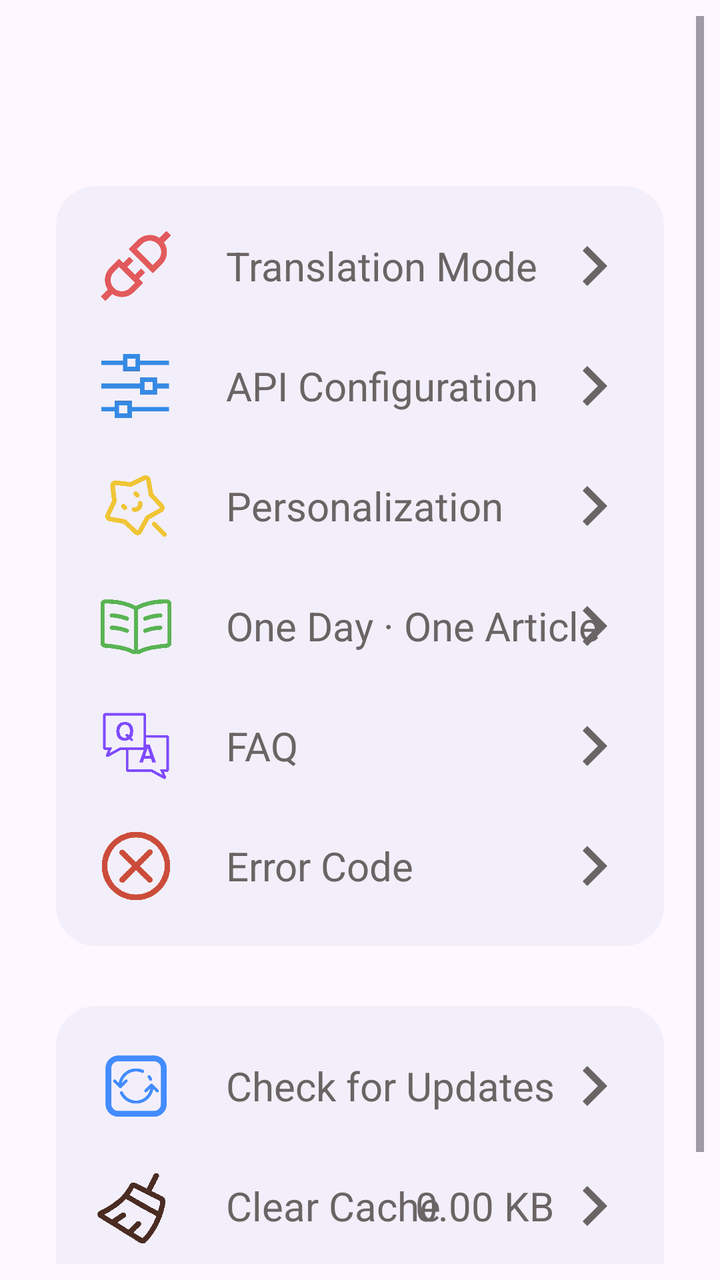
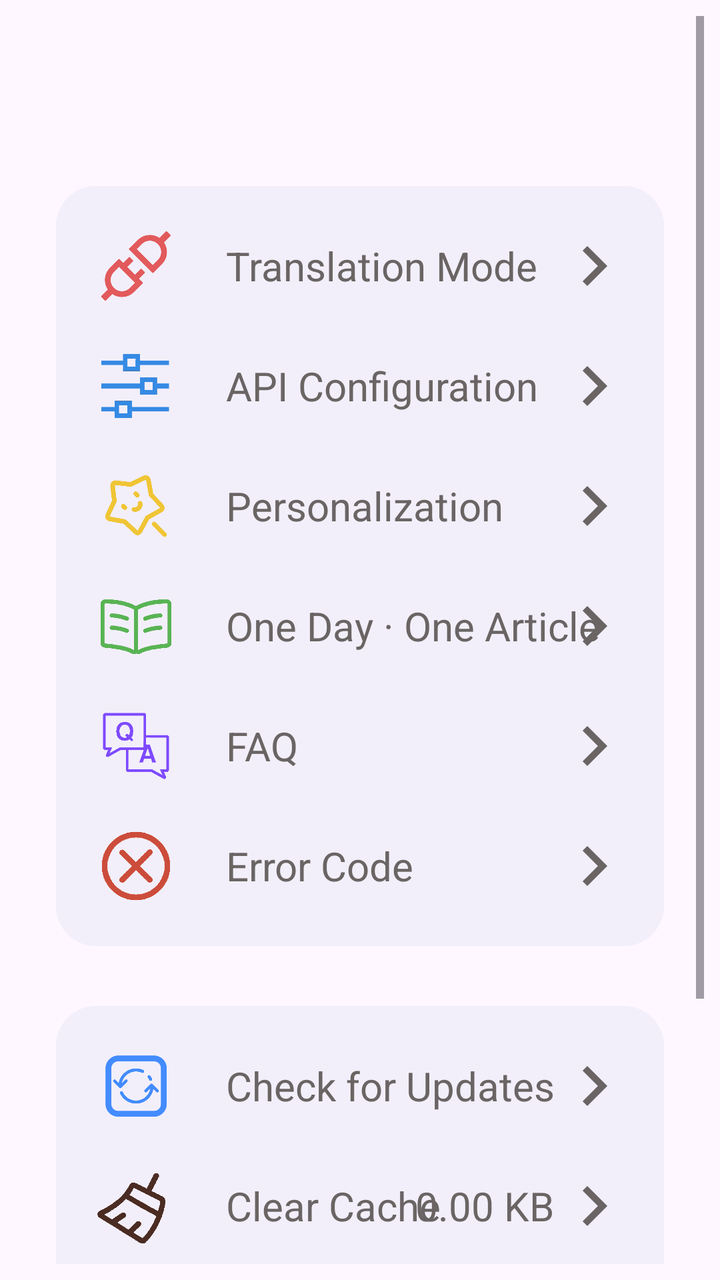

An Android layout rendered at two revisions. The XML below is the earlier revision; the diff shows what the commit changed to produce the second picture.
<!-- AndroidManifest.xml: application theme Theme.MT -->
<!-- res/layout/fragment_about_me.xml -->
<?xml version="1.0" encoding="utf-8"?>
<ScrollView xmlns:android="http://schemas.android.com/apk/res/android"
    xmlns:app="http://schemas.android.com/apk/res-auto"
    xmlns:tools="http://schemas.android.com/tools"
    android:id="@+id/constrainLayout"
    android:layout_width="match_parent"
    android:layout_height="match_parent"
    android:padding="8dp"
    tools:context=".me.AboutMe" >

    <androidx.constraintlayout.widget.ConstraintLayout
        android:layout_width="match_parent"
        android:layout_height="wrap_content"
        app:layout_constraintBottom_toBottomOf="parent"
        app:layout_constraintEnd_toEndOf="parent"
        app:layout_constraintStart_toStartOf="parent"
        app:layout_constraintTop_toTopOf="parent">

        <LinearLayout
            android:id="@+id/lin1"
            android:layout_width="match_parent"
            android:layout_height="wrap_content"
            android:layout_marginStart="20dp"
            android:layout_marginTop="85dp"
            android:layout_marginEnd="20dp"
            android:background="@drawable/setting_shape"
            android:orientation="vertical"
            android:padding="15dp"
            app:layout_constraintEnd_toEndOf="parent"
            app:layout_constraintStart_toStartOf="parent"
            app:layout_constraintTop_toTopOf="parent">

            <RelativeLayout
                android:background="?attr/selectableItemBackground"
                android:clickable="true"
                android:id="@+id/translate_mode_btn"
                android:layout_width="match_parent"
                android:layout_height="wrap_content">

                <ImageView
                    android:id="@+id/apiselect"
                    android:layout_width="50dp"
                    android:layout_height="50dp"
                    android:src="@drawable/apiicon" />

                <TextView
                    android:layout_width="wrap_content"
                    android:layout_height="wrap_content"
                    android:layout_centerVertical="true"
                    android:layout_marginStart="20dp"
                    android:layout_toEndOf="@id/apiselect"
                    android:text="@string/translation_mode"
                    android:textColor="#6A6464"
                    android:textSize="20sp" />

                <ImageView
                    android:layout_width="40dp"
                    android:layout_height="40dp"
                    android:layout_alignParentEnd="true"
                    android:layout_centerVertical="true"
                    android:src="@drawable/righticon" />
            </RelativeLayout>

            <RelativeLayout
                android:background="?attr/selectableItemBackground"
                android:clickable="true"
                android:id="@+id/api_config_btn"
                android:layout_width="match_parent"
                android:layout_height="wrap_content"
                android:layout_marginTop="10dp">

                <ImageView
                    android:id="@+id/apiset"
                    android:layout_width="50dp"
                    android:layout_height="50dp"
                    android:src="@drawable/apiset" />

                <TextView
                    android:layout_width="wrap_content"
                    android:layout_height="wrap_content"
                    android:layout_centerVertical="true"
                    android:layout_marginStart="20dp"
                    android:layout_toEndOf="@id/apiset"
                    android:text="@string/api_configuration"
                    android:textColor="#6A6464"
                    android:textSize="20sp" />

                <ImageView
                    android:layout_width="40dp"
                    android:layout_height="40dp"
                    android:layout_alignParentEnd="true"
                    android:layout_centerVertical="true"
                    android:src="@drawable/righticon" />
            </RelativeLayout>

            <RelativeLayout
                android:background="?attr/selectableItemBackground"
                android:clickable="true"
                android:id="@+id/personalization_btn"
                android:layout_width="match_parent"
                android:layout_height="wrap_content"
                android:layout_marginTop="10dp">

                <ImageView
                    android:id="@+id/themeset"
                    android:layout_width="50dp"
                    android:layout_height="50dp"
                    android:src="@drawable/personalization" />

                <TextView
                    android:layout_width="wrap_content"
                    android:layout_height="wrap_content"
                    android:layout_centerVertical="true"
                    android:layout_marginStart="20dp"
                    android:layout_toEndOf="@id/themeset"
                    android:text="@string/personalization_setting"
                    android:textColor="#6A6464"
                    android:textSize="20sp" />

                <ImageView
                    android:layout_width="40dp"
                    android:layout_height="40dp"
                    android:layout_alignParentEnd="true"
                    android:layout_centerVertical="true"
                    android:src="@drawable/righticon" />
            </RelativeLayout>

            <RelativeLayout
                android:background="?attr/selectableItemBackground"
                android:clickable="true"
                android:id="@+id/read_btn"
                android:layout_width="match_parent"
                android:layout_height="wrap_content"
                android:layout_marginTop="10dp">

                <ImageView
                    android:id="@+id/read"
                    android:layout_width="50dp"
                    android:layout_height="50dp"
                    android:src="@drawable/read" />

                <TextView
                    android:layout_width="wrap_content"
                    android:layout_height="wrap_content"
                    android:layout_centerVertical="true"
                    android:layout_marginStart="20dp"
                    android:layout_toEndOf="@id/read"
                    android:text="@string/article_page"
                    android:textColor="#6A6464"
                    android:textSize="20sp" />

                <ImageView
                    android:layout_width="40dp"
                    android:layout_height="40dp"
                    android:layout_alignParentEnd="true"
                    android:layout_centerVertical="true"
                    android:src="@drawable/righticon" />
            </RelativeLayout>

            <RelativeLayout
                android:background="?attr/selectableItemBackground"
                android:clickable="true"
                android:id="@+id/faq_btn"
                android:layout_width="match_parent"
                android:layout_height="wrap_content"
                android:layout_marginTop="10dp">

                <ImageView
                    android:id="@+id/faq"
                    android:layout_width="50dp"
                    android:layout_height="50dp"
                    android:src="@drawable/faq" />

                <TextView
                    android:layout_width="wrap_content"
                    android:layout_height="wrap_content"
                    android:layout_centerVertical="true"
                    android:layout_marginStart="20dp"
                    android:layout_toEndOf="@id/faq"
                    android:text="@string/faq_title"
                    android:textColor="#6A6464"
                    android:textSize="20sp" />

                <ImageView
                    android:layout_width="40dp"
                    android:layout_height="40dp"
                    android:layout_alignParentEnd="true"
                    android:layout_centerVertical="true"
                    android:src="@drawable/righticon" />
            </RelativeLayout>

            <RelativeLayout
                android:background="?attr/selectableItemBackground"
                android:clickable="true"
                android:id="@+id/error_code_btn"
                android:layout_width="match_parent"
                android:layout_height="wrap_content"
                android:layout_marginTop="10dp">

                <ImageView
                    android:id="@+id/errcode"
                    android:layout_width="50dp"
                    android:layout_height="50dp"
                    android:src="@drawable/errorcode" />

                <TextView
                    android:layout_width="wrap_content"
                    android:layout_height="wrap_content"
                    android:layout_centerVertical="true"
                    android:layout_marginStart="20dp"
                    android:layout_toEndOf="@id/errcode"
                    android:text="@string/error_code"
                    android:textColor="#6A6464"
                    android:textSize="20sp" />

                <ImageView
                    android:layout_width="40dp"
                    android:layout_height="40dp"
                    android:layout_alignParentEnd="true"
                    android:layout_centerVertical="true"
                    android:src="@drawable/righticon" />
            </RelativeLayout>
        </LinearLayout>

        <LinearLayout
            android:layout_width="match_parent"
            android:layout_height="wrap_content"
            android:layout_marginStart="20dp"
            android:layout_marginTop="30dp"
            android:layout_marginEnd="20dp"
            android:background="@drawable/setting_shape"
            android:orientation="vertical"
            android:padding="15dp"
            app:layout_constraintEnd_toEndOf="parent"
            app:layout_constraintStart_toStartOf="parent"
            app:layout_constraintTop_toBottomOf="@+id/lin1">

            <RelativeLayout
                android:background="?attr/selectableItemBackground"
                android:clickable="true"
                android:id="@+id/update_btn"
                android:layout_width="match_parent"
                android:layout_height="wrap_content">

                <ImageView
                    android:id="@+id/update"
                    android:layout_width="50dp"
                    android:layout_height="50dp"
                    android:src="@drawable/update"/>

                <TextView
                    android:layout_width="wrap_content"
                    android:layout_height="wrap_content"
                    android:layout_centerVertical="true"
                    android:layout_marginStart="20dp"
                    android:layout_toEndOf="@id/update"
                    android:text="@string/check_update"
                    android:textColor="#6A6464"
                    android:textSize="20sp"/>

                <ImageView
                    android:layout_width="40dp"
                    android:layout_height="40dp"
                    android:layout_alignParentEnd="true"
                    android:layout_centerVertical="true"
                    android:src="@drawable/righticon"/>
            </RelativeLayout>

            <RelativeLayout
                android:background="?attr/selectableItemBackground"
                android:clickable="true"
                android:id="@+id/clean_btn"
                android:layout_width="match_parent"
                android:layout_height="wrap_content"
                android:layout_marginTop="10dp">

                <ImageView
                    android:id="@+id/clean"
                    android:layout_width="50dp"
                    android:layout_height="50dp"
                    android:src="@drawable/clean" />

                <TextView
                    android:layout_width="wrap_content"
                    android:layout_height="wrap_content"
                    android:layout_centerVertical="true"
                    android:layout_marginStart="20dp"
                    android:layout_toEndOf="@id/clean"
                    android:text="@string/clear_cache"
                    android:textColor="#6A6464"
                    android:textSize="20sp" />

                <TextView
                    android:id="@+id/cachesize"
                    android:layout_width="wrap_content"
                    android:layout_height="wrap_content"
                    android:layout_centerVertical="true"
                    android:layout_toStartOf="@id/cleanpic"
                    android:text="0.00 KB"
                    android:textColor="#6A6464"
                    android:textSize="20sp" />

                <ImageView
                    android:id="@+id/cleanpic"
                    android:layout_width="40dp"
                    android:layout_height="40dp"
                    android:layout_alignParentEnd="true"
                    android:layout_centerVertical="true"
                    android:src="@drawable/righticon" />
            </RelativeLayout>

            <RelativeLayout
                android:background="?attr/selectableItemBackground"
                android:clickable="true"
                android:id="@+id/developer_btn"
                android:layout_width="match_parent"
                android:layout_height="wrap_content"
                android:layout_marginTop="10dp">

                <ImageView
                    android:id="@+id/developer"
                    android:layout_width="50dp"
                    android:layout_height="50dp"
                    android:src="@drawable/develop"/>

                <TextView
                    android:layout_width="wrap_content"
                    android:layout_height="wrap_content"
                    android:layout_centerVertical="true"
                    android:layout_marginStart="20dp"
                    android:layout_toEndOf="@id/developer"
                    android:text="@string/about_page"
                    android:textColor="#6A6464"
                    android:textSize="20sp"/>

                <ImageView
                    android:layout_width="40dp"
                    android:layout_height="40dp"
                    android:layout_alignParentEnd="true"
                    android:layout_centerVertical="true"
                    android:src="@drawable/righticon"/>
            </RelativeLayout>
        </LinearLayout>

    </androidx.constraintlayout.widget.ConstraintLayout>

</ScrollView>
<!-- resources referenced by this layout -->
<resources>
  <!-- drawable apiicon: png bitmap (drawable, 21030 bytes) -->
  <!-- drawable apiset: png bitmap (drawable, 5247 bytes) -->
  <!-- drawable clean: png bitmap (drawable, 7503 bytes) -->
  <!-- drawable develop: png bitmap (drawable, 6352 bytes) -->
  <!-- drawable errorcode: png bitmap (drawable, 25848 bytes) -->
  <!-- drawable faq: png bitmap (drawable, 26731 bytes) -->
  <!-- drawable personalization: png bitmap (drawable, 22321 bytes) -->
  <!-- drawable read: png bitmap (drawable, 16286 bytes) -->
  <!-- drawable righticon (drawable) -->
  <vector android:height="24dp" android:tint="#6A6464"
      android:viewportHeight="24" android:viewportWidth="24"
      android:width="24dp" xmlns:android="http://schemas.android.com/apk/res/android">
      <path android:fillColor="@android:color/white" android:pathData="M10,6L8.59,7.41 13.17,12l-4.58,4.59L10,18l6,-6z"/>
  </vector>
  <!-- drawable setting_shape (drawable) -->
  <?xml version="1.0" encoding="utf-8"?>
  <shape xmlns:android="http://schemas.android.com/apk/res/android"
      android:shape="rectangle">
      <solid android:color="#1A8EA4CA">
  
      </solid>
      <corners android:radius="20dp">
  
      </corners>
  </shape>
  <!-- drawable update: png bitmap (drawable, 20743 bytes) -->
  <string name="about_page">About</string>
  <string name="api_configuration">API Configuration</string>
  <string name="article_page">One Day · One Article</string>
  <string name="check_update">Check for Updates</string>
  <string name="clear_cache">Clear Cache</string>
  <string name="error_code">Error Code</string>
  <string name="faq_title">FAQ</string>
  <string name="personalization_setting">Personalization</string>
  <string name="translation_mode">Translation Mode</string>
  <style name="Theme.MT" parent="Base.Theme.MT">
          
          <item name="android:navigationBarColor">@android:color/transparent</item>
          <item name="android:statusBarColor">@android:color/transparent</item>
          <item name="android:windowLightStatusBar">?attr/isLightTheme</item>
      </style>
  <style name="Base.Theme.MT" parent="Theme.Material3.Light.NoActionBar">
          <item name="colorPrimary">#55AEEA</item>
          <item name="android:navigationBarColor">
              @android:color/transparent
          </item>
          <item name="android:enforceNavigationBarContrast">false</item>
          <item name="android:enforceStatusBarContrast">false</item>
      </style>
</resources>

<!-- the commit's change to res/layout/fragment_about_me.xml (unified diff, before → after) -->
@@ -223,6 +223,7 @@
         </LinearLayout>
 
         <LinearLayout
+            android:id="@+id/lin2"
             android:layout_width="match_parent"
             android:layout_height="wrap_content"
             android:layout_marginStart="20dp"
@@ -342,6 +343,51 @@
             </RelativeLayout>
         </LinearLayout>
 
+        <LinearLayout
+            android:layout_width="match_parent"
+            android:layout_height="wrap_content"
+            android:layout_marginStart="20dp"
+            android:layout_marginTop="30dp"
+            android:layout_marginEnd="20dp"
+            android:background="@drawable/setting_shape"
+            android:orientation="vertical"
+            android:padding="15dp"
+            app:layout_constraintEnd_toEndOf="parent"
+            app:layout_constraintStart_toStartOf="parent"
+            app:layout_constraintTop_toBottomOf="@+id/lin2">
+
+            <RelativeLayout
+                android:background="?attr/selectableItemBackground"
+                android:clickable="true"
+                android:id="@+id/view_logs_btn"
+                android:layout_width="match_parent"
+                android:layout_height="wrap_content">
+
+                <ImageView
+                    android:id="@+id/logicon"
+                    android:layout_width="50dp"
+                    android:layout_height="50dp"
+                    android:src="@drawable/log_icon"/>
+
+                <TextView
+                    android:layout_width="wrap_content"
+                    android:layout_height="wrap_content"
+                    android:layout_centerVertical="true"
+                    android:layout_marginStart="20dp"
+                    android:layout_toEndOf="@id/logicon"
+                    android:text="@string/view_logs"
+                    android:textColor="#6A6464"
+                    android:textSize="20sp"/>
+
+                <ImageView
+                    android:layout_width="40dp"
+                    android:layout_height="40dp"
+                    android:layout_alignParentEnd="true"
+                    android:layout_centerVertical="true"
+                    android:src="@drawable/righticon"/>
+            </RelativeLayout>
+        </LinearLayout>
+
     </androidx.constraintlayout.widget.ConstraintLayout>
 
 </ScrollView>
<!-- resource entries referenced after the edit -->
@@ -6,6 +6,17 @@
   <!-- drawable develop: png bitmap (drawable, 6352 bytes) -->
   <!-- drawable errorcode: png bitmap (drawable, 25848 bytes) -->
   <!-- drawable faq: png bitmap (drawable, 26731 bytes) -->
+  <!-- drawable log_icon (drawable) -->
+  <vector xmlns:android="http://schemas.android.com/apk/res/android"
+      android:width="24dp"
+      android:height="24dp"
+      android:viewportWidth="24"
+      android:viewportHeight="24"
+      android:tint="#55AEEA">
+      <path
+          android:fillColor="@android:color/white"
+          android:pathData="M14,2H6C4.9,2 4,2.9 4,4v16c0,1.1 0.9,2 2,2h12c1.1,0 2,-0.9 2,-2V8L14,2zM6,20V4h7v5h5v11H6zM8,15.01V17h2v-2h2v-2h-2v-2H8v2H6v2h2z"/>
+  </vector>
   <!-- drawable personalization: png bitmap (drawable, 22321 bytes) -->
   <!-- drawable read: png bitmap (drawable, 16286 bytes) -->
   <!-- drawable righticon (drawable) -->
@@ -35,6 +46,7 @@
   <string name="faq_title">FAQ</string>
   <string name="personalization_setting">Personalization</string>
   <string name="translation_mode">Translation Mode</string>
+  <string name="view_logs">View Logs</string>
   <style name="Theme.MT" parent="Base.Theme.MT">
           
           <item name="android:navigationBarColor">@android:color/transparent</item>
